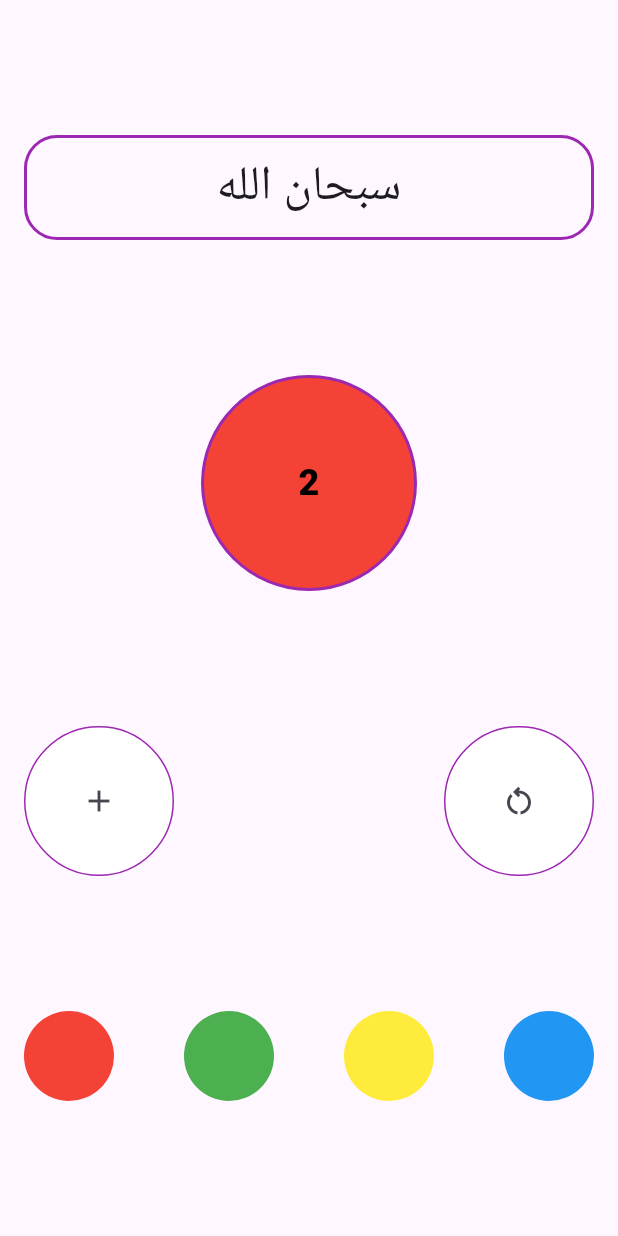
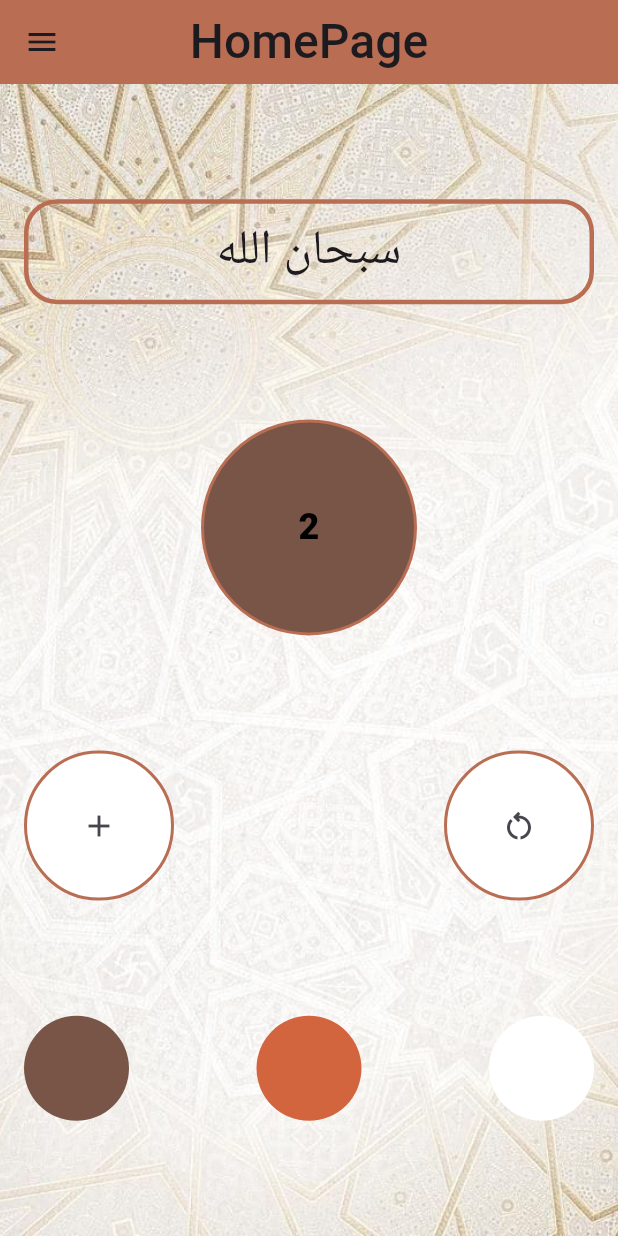
Before and after one commit to mawdaelmogy2022/tasbeeh, a Flutter app: the screen it shows after launch, after a tap on the "add" icon, on a phone screen of 412 x 824 dp. Run offline on Flutter 3.47's test engine with Material 3 defaults, Android fonts, the phone set to English and light mode, and no system bars; our stand-ins replace flutter_bloc.

Commit message:
change color

```diff
--- a/lib/main.dart
+++ b/lib/main.dart
@@ -1,10 +1,12 @@
 import 'package:flutter/material.dart';
 import 'package:flutter_bloc/flutter_bloc.dart';
+import 'package:project/src/core/block/block_observer.dart';
 import 'package:project/src/feature/home/presentation/view/cubit/Home_cubit/home_cubit.dart';
 import 'package:project/src/feature/home/presentation/view/screen/home_view.dart';
 
 
 void main() {
+  Bloc.observer = MyBlocObserver();
   runApp(const MyApp());
 }
 
@@ -16,6 +18,7 @@ class MyApp extends StatelessWidget {
     return BlocProvider(
         create: (context) => HomeCubit(),
         child: MaterialApp(
+          debugShowCheckedModeBanner: false,
           routes: {
             HomeView.id: (context) => const HomeView(),
           },
--- /dev/null
+++ b/lib/src/core/style/colors_app.dart
@@ -0,0 +1,5 @@
+import 'package:flutter/material.dart';
+
+class ColorsApp {
+  static const Color kprimaryColor = Color.fromARGB(255, 185, 110, 83);
+}
--- a/lib/src/feature/home/presentation/view/cubit/Home_cubit/home_cubit.dart
+++ b/lib/src/feature/home/presentation/view/cubit/Home_cubit/home_cubit.dart
@@ -17,18 +17,18 @@ class HomeCubit extends Cubit<HomeState> {
     emit(UpdateState());
   }
 
-  void changColorred() {
-    color = Colors.red;
+  void changColorbrown() {
+    color = Colors.brown;
     emit(UpdateState());
   }
 
-  void changColorgreen() {
-    color = Colors.green;
+  void changColororange() {
+    color = Color.fromARGB(255, 210, 101, 61);
     emit(UpdateState());
   }
 
-  void changColoryellow() {
-    color = Colors.yellow;
+  void changColorwhite() {
+    color = Colors.white;
     emit(UpdateState());
   }
 
--- a/lib/src/feature/home/presentation/view/screen/home_view.dart
+++ b/lib/src/feature/home/presentation/view/screen/home_view.dart
@@ -1,8 +1,10 @@
 import 'package:flutter/material.dart';
 import 'package:flutter_bloc/flutter_bloc.dart';
+import 'package:project/src/core/style/colors_app.dart';
 import 'package:project/src/feature/home/presentation/view/cubit/Home_cubit/home_cubit.dart';
 import 'package:project/src/feature/home/presentation/view/cubit/Home_cubit/home_state.dart';
 import 'package:project/src/feature/home/presentation/view/widget/customChangeColor.dart';
+import 'package:project/src/feature/home/presentation/view/widget/custom_appbar.dart';
 import 'package:project/src/feature/home/presentation/view/widget/custom_container.dart';
 import 'package:project/src/feature/home/presentation/view/widget/custom_drawer.dart';
 
@@ -15,8 +17,19 @@ class HomeView extends StatelessWidget {
       builder: (context, state) {
         HomeCubit cubit = BlocProvider.of(context);
         return Scaffold(
+         appBar: CustomAppbar.appbar() ,
             drawer: const CustomDrawer(),
-            body: Padding(
+            body: Stack(
+              children: [
+                Container(
+            decoration:const BoxDecoration(
+              image: DecorationImage(
+                image: AssetImage('assets/images/WhatsApp Image 2024-12-30 at 10.25.35 AM.jpeg'),
+                fit: BoxFit.cover,
+              ),
+            ),
+          ),
+                Padding(
                   padding: const EdgeInsets.symmetric(horizontal: 16),
                   child: Column(
                     children: [
@@ -25,7 +38,7 @@ class HomeView extends StatelessWidget {
                         width: double.infinity,
                         height: 70,
                         decoration: BoxDecoration(
-                        border: Border.all(color: Colors.purple, width: 2),
+                            border: Border.all(color: ColorsApp.kprimaryColor , width: 3),
                             borderRadius: BorderRadius.circular(22)),
                         child: Center(
                           child: Text(
@@ -37,7 +50,7 @@ class HomeView extends StatelessWidget {
                       ),
                       const Spacer(),
                       CircleAvatar(
-                    backgroundColor: Colors.purple,
+                        backgroundColor: ColorsApp.kprimaryColor,
                         radius: 72,
                         child: CircleAvatar(
                           radius: 70,
@@ -75,29 +88,31 @@ class HomeView extends StatelessWidget {
                         children: [
                           Customchangecolor(
                               action: () {
-                            cubit.changColorred();
+                                cubit.changColorbrown();
                               },
-                          color: Colors.red),
+                              color: Colors.brown),
                           Customchangecolor(
                               action: () {
-                            cubit.changColorgreen();
+                                cubit.changColororange();
                               },
-                          color: Colors.green),
+                              color: Color.fromARGB(255, 210, 101, 61)),
                           Customchangecolor(
                               action: () {
-                            cubit.changColoryellow();
+                                cubit.changColorwhite();
                               },
-                          color: Colors.yellow),
-                      Customchangecolor(
+                              color: Colors.white),
+                        /*  Customchangecolor(
                               action: () {
                                 cubit.changColorblue();
                               },
-                          color: Colors.blue),
+                              color: Colors.blue),*/
                         ],
                       ),
                       const Spacer(),
                     ],
                   ),
+                ),
+              ],
             ));
       },
     );
--- a/lib/src/feature/home/presentation/view/widget/customChangeColor.dart
+++ b/lib/src/feature/home/presentation/view/widget/customChangeColor.dart
@@ -9,7 +9,7 @@ class Customchangecolor extends StatelessWidget {
     return InkWell(
                         onTap:action ,
                         child:  CircleAvatar(
-                          radius: 30,
+                          radius: 35,
                           backgroundColor: color,
                         ),
                       );
--- /dev/null
+++ b/lib/src/feature/home/presentation/view/widget/custom_appbar.dart
@@ -0,0 +1,12 @@
+import 'package:flutter/material.dart';
+import 'package:project/src/core/style/colors_app.dart';
+ class CustomAppbar{
+ static PreferredSizeWidget? appbar() {
+  return AppBar(
+    backgroundColor: ColorsApp.kprimaryColor,
+    centerTitle: true,
+    title: const Text('HomePage',
+    style: TextStyle(fontSize: 32,fontWeight: FontWeight.w500),),
+  );
+}
+}
--- a/lib/src/feature/home/presentation/view/widget/custom_container.dart
+++ b/lib/src/feature/home/presentation/view/widget/custom_container.dart
@@ -1,4 +1,5 @@
 import 'package:flutter/material.dart';
+import 'package:project/src/core/style/colors_app.dart';
 
 class CustomContainer extends StatelessWidget {
   const CustomContainer({super.key,required this.childWidget});
@@ -9,7 +10,7 @@ class CustomContainer extends StatelessWidget {
       width: 100,
       height: 100,
       decoration: BoxDecoration(
-        border: Border.all(color: Colors.purple),
+        border: Border.all(color: ColorsApp.kprimaryColor,width: 2),
           color: Colors.white, borderRadius: BorderRadius.circular(50)),
       child:childWidget
     );
--- a/lib/src/feature/home/presentation/view/widget/custom_drawer_component.dart
+++ b/lib/src/feature/home/presentation/view/widget/custom_drawer_component.dart
@@ -1,4 +1,5 @@
 import 'package:flutter/material.dart';
+import 'package:project/src/core/style/colors_app.dart';
 
 class CustomDrawerComponent extends StatelessWidget {
   const CustomDrawerComponent({super.key,required this.text,required this.action});
@@ -12,7 +13,7 @@ class CustomDrawerComponent extends StatelessWidget {
         width: 100,
         height: 50,
         decoration: BoxDecoration(
-            border: Border.all(color: Colors.purple, width: 2),
+            border: Border.all(color: ColorsApp.kprimaryColor, width: 2),
             borderRadius: BorderRadius.circular(16)),
         child:  Center(
             child: Text(
```
Also changed, not shown: lib/src/core/block/block_observer.dart (added, +36 -0 lines), lib/src/feature/home/presentation/view/widget/custom_drawer.dart (+8 -0 lines), assets/images/WhatsApp Image 2024-12-30 at 10.25.35 AM.jpeg (added), assets/images/WhatsApp Image 2024-12-30 at 11.00.15 AM.jpeg (added). Lines whose indentation alone changed are shown as unchanged.
